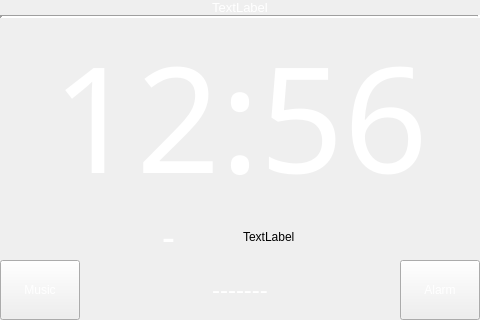
Before: the Qt Designer form mainwindow.ui in dgow/PiClock, drawn with Qt 5.
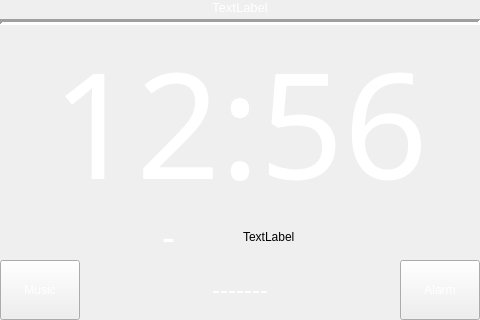
After: the same form once the commit is applied. Custom widgets are drawn as their Qt base class.

Commit message: I bet the human brain is a kludge. 		-- Marvin Minsky

```diff
--- a/mainwindow.ui
+++ b/mainwindow.ui
@@ -87,6 +87,18 @@
         </item>
         <item>
          <widget class="Line" name="line">
+          <property name="sizePolicy">
+           <sizepolicy hsizetype="Minimum" vsizetype="Minimum">
+            <horstretch>0</horstretch>
+            <verstretch>0</verstretch>
+           </sizepolicy>
+          </property>
+          <property name="minimumSize">
+           <size>
+            <width>0</width>
+            <height>15</height>
+           </size>
+          </property>
           <property name="lineWidth">
            <number>3</number>
           </property>
```
